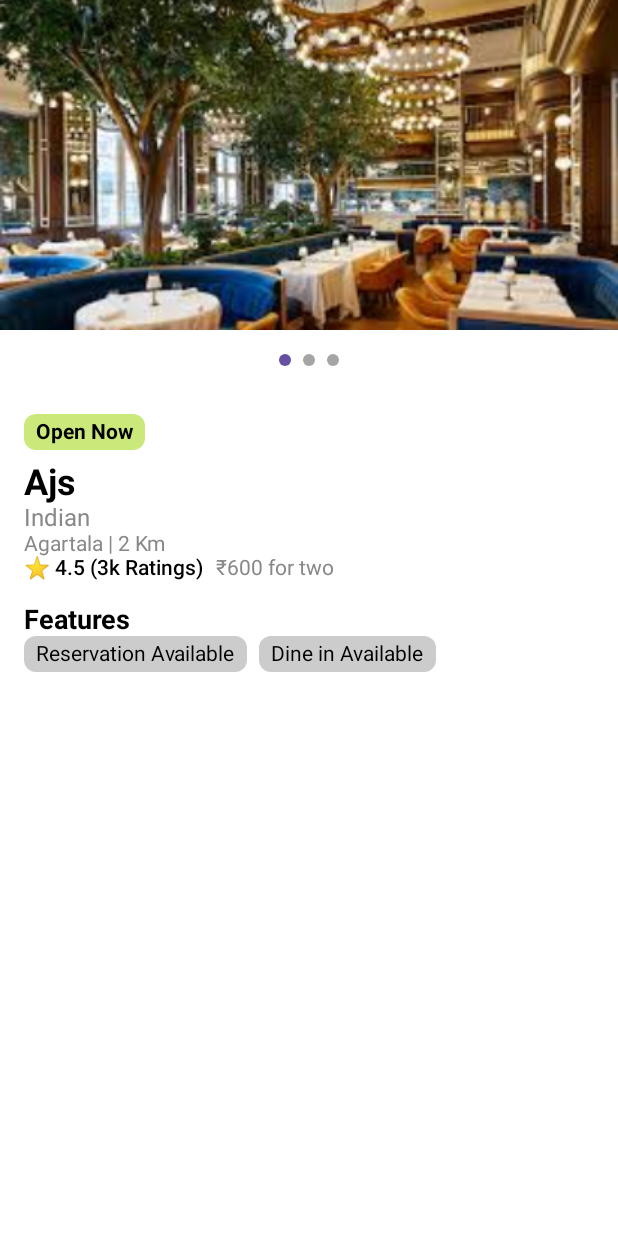
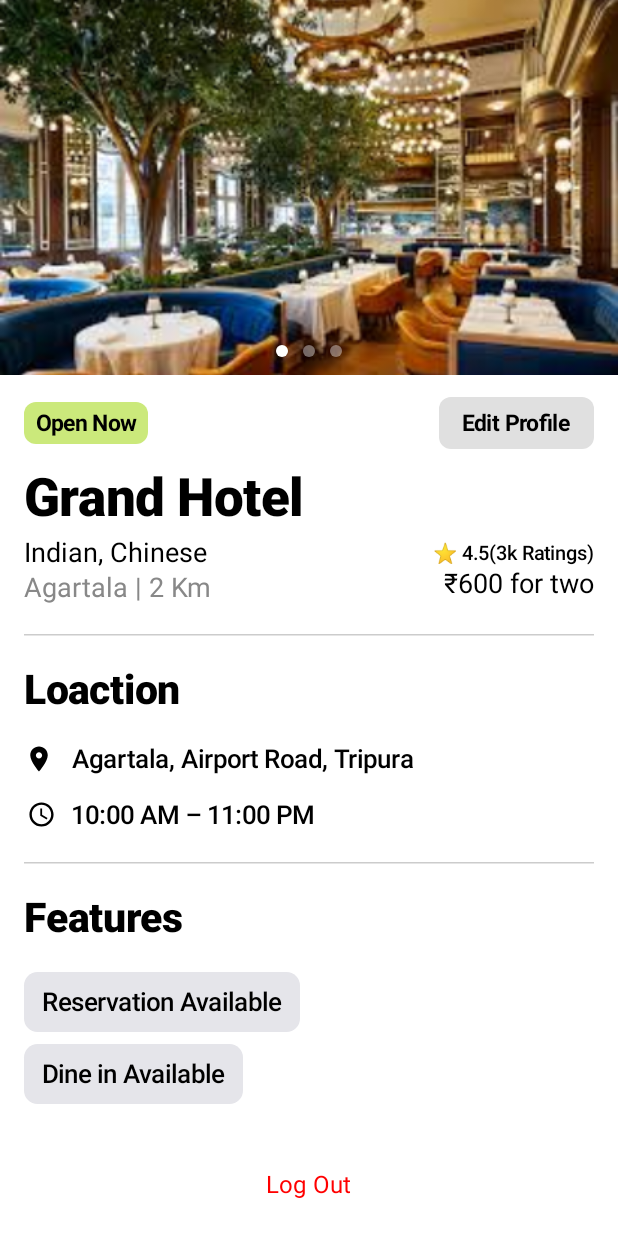
Before and after one commit to ajs7777/Goodine_Android, an Android app built with Jetpack Compose: the @Preview function RestaurantProfileScreen, on a phone screen of 412 x 824 dp. Run offline under Robolectric (Android 15) with nearby library versions, the phone set to English and light mode, and no system bars.

Commit message:
Add a Restaurant Profile Screen to show all restaurant deatils and Images

```diff
--- a/app/src/main/java/com/abhijitsaha/goodine/BusinessLoginView.kt
+++ b/app/src/main/java/com/abhijitsaha/goodine/BusinessLoginView.kt
@@ -40,7 +40,7 @@ fun BusinessLoginView(
     var emailError by remember { mutableStateOf<String?>(null) }
     var passwordError by remember { mutableStateOf<String?>(null) }
     var showSignupScreen by remember { mutableStateOf(false) }
-    var showSubscriptionScreen by remember { mutableStateOf(false) }
+    var showRestaurantNavigationBar by remember { mutableStateOf(false) }
 
     Box(
         modifier = Modifier
@@ -49,8 +49,8 @@ fun BusinessLoginView(
                 detectTapGestures(onTap = { focusManager.clearFocus() })
             }
     ) {
-        if (showSubscriptionScreen) {
-            SubscriptionScreen(onClose = { showSubscriptionScreen = false })
+        if (showRestaurantNavigationBar) {
+            RestaurantNavigationBar()
         } else {
             Column(
                 modifier = Modifier
@@ -127,7 +127,7 @@ fun BusinessLoginView(
                             valid = false
                         }
                         if (valid) {
-                            showSubscriptionScreen = true // Show Subscription Screen
+                            showRestaurantNavigationBar = true // Show Subscription Screen
                         }
                     },
                     modifier = Modifier.widthIn(500.dp).height(65.dp),
--- a/app/src/main/java/com/abhijitsaha/goodine/RestaurantProfileScreen.kt
+++ b/app/src/main/java/com/abhijitsaha/goodine/RestaurantProfileScreen.kt
@@ -4,7 +4,6 @@ import androidx.compose.foundation.Image
 import androidx.compose.foundation.background
 import androidx.compose.foundation.layout.*
 import androidx.compose.foundation.shape.RoundedCornerShape
-import androidx.compose.material3.MaterialTheme
 import androidx.compose.material3.Text
 import androidx.compose.runtime.Composable
 import androidx.compose.ui.Alignment
@@ -16,16 +15,30 @@ import androidx.compose.ui.text.font.FontWeight
 import androidx.compose.ui.tooling.preview.Preview
 import androidx.compose.ui.unit.dp
 import androidx.compose.ui.unit.sp
-import com.google.accompanist.pager.ExperimentalPagerApi
-import com.google.accompanist.pager.HorizontalPagerIndicator
-import com.google.accompanist.pager.*
-
+import androidx.compose.foundation.ExperimentalFoundationApi
+import androidx.compose.foundation.layout.Arrangement
+import androidx.compose.foundation.pager.*
+import androidx.compose.foundation.rememberScrollState
+import androidx.compose.foundation.shape.CircleShape
+import androidx.compose.foundation.verticalScroll
+import androidx.compose.material.icons.Icons
+import androidx.compose.material.icons.filled.LocationOn
+import androidx.compose.material3.Button
+import androidx.compose.material3.ButtonDefaults
+import androidx.compose.material3.HorizontalDivider
+import androidx.compose.ui.draw.clip
+import androidx.compose.ui.unit.Dp
+import androidx.compose.material3.*
+import androidx.compose.material.icons.filled.AccessTime
 
 
 @Preview(showBackground = true, showSystemUi = true)
 @Composable
 fun RestaurantProfileScreen() {
-    Column(modifier = Modifier.fillMaxSize()) {
+    Column(
+        modifier = Modifier.fillMaxSize()
+            .verticalScroll(rememberScrollState())
+    ) {
         // Image Section
         RestaurantScreen()
 
@@ -33,43 +46,170 @@ fun RestaurantProfileScreen() {
 
         Column (
             modifier = Modifier
-                .padding(16.dp)
+                .padding(horizontal = 16.dp)
         ) {
-            Text(
-                text = "Open Now",
-                color = Color.Black,
-                fontWeight = FontWeight.Bold,
-                fontSize = 14.sp,
+            Row(
                 modifier = Modifier
-                    .background(Color(0xFFCBE97B), RoundedCornerShape(8.dp))
-                    .padding(horizontal = 8.dp, vertical = 4.dp)
+                    .fillMaxWidth(),
+                horizontalArrangement = Arrangement.SpaceBetween,
+                verticalAlignment = Alignment.CenterVertically
+            ) {
+                Text(
+                    text = "Open Now",
+                    color = Color.Black,
+                    fontWeight = FontWeight.Bold,
+                    fontSize = 15.sp,
+                    modifier = Modifier
+                        .background(Color(0xFFCBE97B), RoundedCornerShape(8.dp))
+                        .padding(horizontal = 8.dp, vertical = 5.dp)
+                )
+
+                Button(
+                    onClick = { /* Handle button click */ },
+                    colors = ButtonDefaults.buttonColors(
+                        containerColor = Color(0xFFE0E0E0),
+                        contentColor = Color.Black
+                    ),
+                    shape = RoundedCornerShape(8.dp),
+                    elevation = ButtonDefaults.buttonElevation(defaultElevation = 0.dp),
+                    modifier = Modifier
+                        .heightIn(min = 32.dp) // ⬅️ Set a lower min height
+                        .defaultMinSize(minHeight = 1.dp), // Override default minimum height
+                    contentPadding = PaddingValues(horizontal = 15.dp, vertical = 7.dp) // Reduced padding
+                ) {
+                    Text(
+                        text = "Edit Profile",
+                        fontWeight = FontWeight.Bold,
+                        fontSize = 15.sp
+                    )
+                }
+
+
+            }
+
+
+            Spacer(modifier = Modifier.height(5.dp))
+
+            // Restaurant Info
+            Text(text = "Grand Hotel", fontSize = 35.sp, fontWeight = FontWeight.ExtraBold)
+
+            Spacer(modifier = Modifier.height(5.dp))
+
+            Row(
+                modifier = Modifier
+                    .fillMaxWidth(),
+                horizontalArrangement = Arrangement.SpaceBetween,
+                verticalAlignment = Alignment.CenterVertically
+            ) {
+                Column(
+                    verticalArrangement = Arrangement.spacedBy(2.dp)
+                ) {
+                    Text(text = "Indian, Chinese", fontSize = 18.sp, color = Color.Black)
+                    Text(text = "Agartala | 2 Km", fontSize = 18.sp, color = Color.Gray)
+                }
+
+                Column(
+                    horizontalAlignment = Alignment.End,
+                    verticalArrangement = Arrangement.spacedBy(2.dp)
+                ) {
+                    Text(text = "⭐ 4.5(3k Ratings)", fontSize = 13.sp, fontWeight = FontWeight.Medium)
+                    Text(text = "₹600 for two", fontSize = 18.sp, color = Color.Black)
+                }
+            }
+
+            Spacer(modifier = Modifier.height(20.dp))
+
+            HorizontalDivider(
+                color = Color.LightGray,
+                thickness = 1.dp
             )
 
-            Spacer(modifier = Modifier.height(8.dp))
+            Spacer(modifier = Modifier.height(20.dp))
 
-            // Restaurant Info
-            Text(text = "Ajs", fontSize = 24.sp, fontWeight = FontWeight.Bold)
-            Text(text = "Indian", fontSize = 16.sp, color = Color.Gray)
-            Text(text = "Agartala | 2 Km", fontSize = 14.sp, color = Color.Gray)
+            // Location and Time
+            Text(text = "Loaction", fontSize = 27.sp, fontWeight = FontWeight.ExtraBold)
 
-            Row(verticalAlignment = Alignment.CenterVertically) {
-                Text(text = "⭐ 4.5 (3k Ratings)", fontSize = 14.sp, fontWeight = FontWeight.Medium)
+            Spacer(modifier = Modifier.height(20.dp))
+
+            // Location Row
+            Row(
+                verticalAlignment = Alignment.CenterVertically,
+                modifier = Modifier.padding(bottom = 15.dp)
+            ) {
+                Icon(
+                    imageVector = Icons.Default.LocationOn,
+                    contentDescription = "Location",
+                    tint = Color.Black,
+                    modifier = Modifier
+                        .padding(end = 4.dp)
+                        .size(20.dp)
+                )
                 Spacer(modifier = Modifier.width(8.dp))
-                Text(text = "₹600 for two", fontSize = 14.sp, color = Color.Gray)
+                Text(
+                    text = "Agartala, Airport Road, Tripura",
+                    color = Color.Black,
+                    fontSize = 17.sp,
+                    fontWeight = FontWeight.Medium
+                )
             }
 
-            Spacer(modifier = Modifier.height(16.dp))
+            // Time Row
+            Row(
+                verticalAlignment = Alignment.CenterVertically
+            ) {
+                Icon(
+                    imageVector = Icons.Default.AccessTime,
+                    contentDescription = "Timing",
+                    tint = Color.Black,
+                    modifier = Modifier
+                        .padding(2.dp)
+                        .size(19.dp)
+                )
+                Spacer(modifier = Modifier.width(8.dp))
+                Text(
+                    text = "10:00 AM – 11:00 PM",
+                    color = Color.Black,
+                    fontSize = 17.sp,
+                    fontWeight = FontWeight.Medium
+                )
+            }
+
+            Spacer(modifier = Modifier.height(20.dp))
+
+            HorizontalDivider(
+                color = Color.LightGray,
+                thickness = 1.dp
+            )
+
+            Spacer(modifier = Modifier.height(20.dp))
 
             // Features
-            Text(text = "Features", fontSize = 18.sp, fontWeight = FontWeight.Bold)
-            Row(modifier = Modifier.fillMaxWidth()) {
+            Text(text = "Features", fontSize = 27.sp, fontWeight = FontWeight.ExtraBold)
+            Spacer(modifier = Modifier.height(20.dp))
+            Column(
+                verticalArrangement = Arrangement.spacedBy(4.dp)
+            ) {
                 FeatureTag("Reservation Available")
                 Spacer(modifier = Modifier.width(8.dp))
                 FeatureTag("Dine in Available")
             }
         }
-
-
+        Box(
+            modifier = Modifier
+                .fillMaxSize()
+                .padding(top = 30.dp)
+                .padding(bottom = 60.dp),
+            contentAlignment = Alignment.Center
+        ) {
+        TextButton(onClick = {}) {
+            Text(
+                text = "Log Out",
+                color = Color.Red,
+                fontSize = 16.sp,
+                fontWeight = FontWeight.Normal
+            )
+        }
+        }
     }
 }
 
@@ -77,49 +217,47 @@ fun RestaurantProfileScreen() {
 fun FeatureTag(text: String) {
     Text(
         text = text,
-        fontSize = 14.sp,
+        fontSize = 17.sp,
+        fontWeight = FontWeight.Medium,
         modifier = Modifier
-            .background(Color.LightGray, RoundedCornerShape(8.dp))
-            .padding(horizontal = 8.dp, vertical = 4.dp)
+            .background(Color(0xFFE5E5EA), RoundedCornerShape(9.dp))
+            .padding(horizontal =   12.dp, vertical = 10.dp)
     )
 }
 
-@OptIn(ExperimentalPagerApi::class)
+@OptIn(ExperimentalFoundationApi::class)
 @Composable
 fun RestaurantImageCarousel(images: List<Int>) {
-    val pagerState = rememberPagerState()
+    val pagerState = rememberPagerState { images.size }
 
-    Column(
-        horizontalAlignment = Alignment.CenterHorizontally,
-        modifier = Modifier.fillMaxWidth()
+    Box(
+        modifier = Modifier
+            .fillMaxWidth()
+            .height(250.dp) // Height of the image carousel
     ) {
         HorizontalPager(
-            count = images.size,
             state = pagerState,
-            modifier = Modifier
-                .fillMaxWidth()
-                .height(220.dp)
+            modifier = Modifier.fillMaxSize()
         ) { page ->
             Image(
                 painter = painterResource(id = images[page]),
                 contentDescription = "Restaurant Image",
                 contentScale = ContentScale.Crop,
-                modifier = Modifier
-                    .fillMaxSize()
+                modifier = Modifier.fillMaxSize()
             )
         }
 
-        Spacer(modifier = Modifier.height(8.dp))
-
-        // Page indicator dots
-        HorizontalPagerIndicator(
-            pagerState = pagerState,
-            activeColor = MaterialTheme.colorScheme.primary,
-            inactiveColor = MaterialTheme.colorScheme.onSurface.copy(alpha = 0.4f),
-            modifier = Modifier.padding(8.dp)
+        // Overlay the custom pager indicator at the bottom center
+        CustomPagerIndicator(
+            pageCount = images.size,
+            currentPage = pagerState.currentPage,
+            modifier = Modifier
+                .align(Alignment.BottomCenter)
+                .padding(bottom = 12.dp) // adjust to position closer/further from bottom
         )
     }
 }
+
 @Composable
 fun RestaurantScreen() {
     val restaurantImages = listOf(
@@ -130,6 +268,35 @@ fun RestaurantScreen() {
 
     Column {
         RestaurantImageCarousel(images = restaurantImages)
-        // ... other UI elements
     }
 }
+
+
+@Composable
+fun CustomPagerIndicator(
+    pageCount: Int,
+    currentPage: Int,
+    modifier: Modifier = Modifier,
+    activeColor: Color = Color.White,
+    inactiveColor: Color = Color.White.copy(alpha = 0.4f),
+    dotSize: Dp = 8.dp,
+    spacing: Dp = 10.dp
+) {
+    Row(
+        horizontalArrangement = Arrangement.Center,
+        verticalAlignment = Alignment.CenterVertically,
+        modifier = modifier
+    ) {
+        repeat(pageCount) { index ->
+            Box(
+                modifier = Modifier
+                    .size(dotSize)
+                    .clip(CircleShape)
+                    .background(if (index == currentPage) activeColor else inactiveColor)
+            )
+            if (index < pageCount - 1) {
+                Spacer(modifier = Modifier.width(spacing))
+            }
+        }
+    }
+}
```
